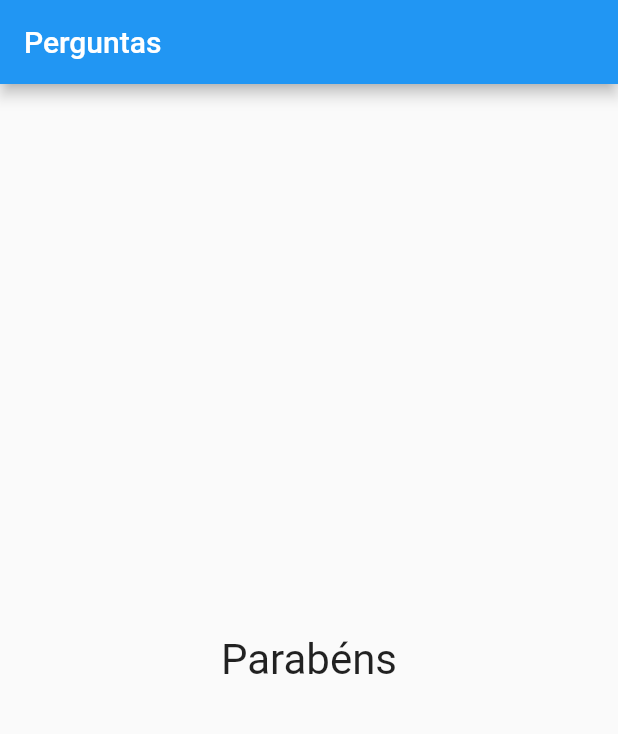
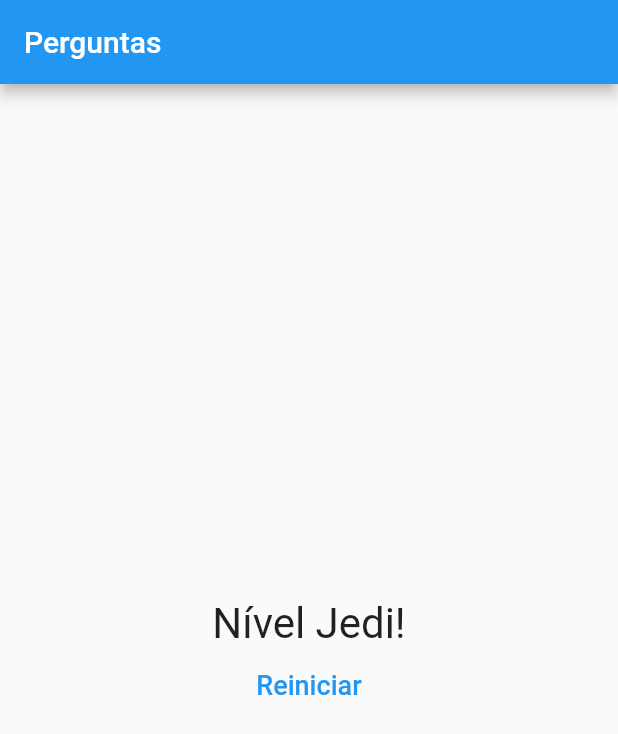
Before and after one commit to KaremSouza12/app_questions, a Flutter app: the screen it shows after launch, after a tap on "Preto", after a tap on "Cobra", after a tap on "Leo", on a phone screen of 412 x 824 dp. Shown: the top 734 px of the screen. Run offline on Flutter 3.47's test engine with Material 2 defaults, Android fonts, the phone set to English and light mode, and no system bars.

Commit message:
clean questionare

```diff
--- a/lib/main.dart
+++ b/lib/main.dart
@@ -46,13 +46,20 @@ class _PerguntasAppState extends State<PerguntasApp> {
     }
   ];
 
-  void responder(int pontuacao) {
+  void _responder(int pontuacao) {
     if (temPerguntaSelecionada) {
       setState(() {
         _perguntaSelecionada++;
-        _pontuacaoTotal += _pontuacaoTotal++;
+        _pontuacaoTotal += pontuacao++;
       });
     }
+  }
+
+  void reiniciarQuestionario() {
+    setState(() {
+      _perguntaSelecionada = 0;
+      _pontuacaoTotal = 0;
+    });
   }
 
   bool get temPerguntaSelecionada {
@@ -76,9 +83,12 @@ class _PerguntasAppState extends State<PerguntasApp> {
             ? Questionario(
                 perguntas: _perguntas,
                 perguntaSelecionada: _perguntaSelecionada,
-                quandoResponder: responder,
+                quandoResponder: _responder,
               )
-            : const Resultado(),
+            : Resultado(
+                pontuacao: _pontuacaoTotal,
+                reiniciarQuestionario: reiniciarQuestionario,
+              ),
       ),
     );
   }
--- a/lib/resultado.dart
+++ b/lib/resultado.dart
@@ -2,16 +2,44 @@ import 'package:flutter/material.dart';
 
 class Resultado extends StatelessWidget {
   const Resultado({
+    required this.pontuacao,
+    required this.reiniciarQuestionario,
     super.key,
   });
 
+  final int pontuacao;
+  final void Function() reiniciarQuestionario;
+
+  String get fraseResultado {
+    if (pontuacao < 8) {
+      return 'Parabéns';
+    } else if (pontuacao < 12) {
+      return 'Você é bom!';
+    } else if (pontuacao < 16) {
+      return 'Impressionante!';
+    } else {
+      return 'Nível Jedi!';
+    }
+  }
+
   @override
   Widget build(BuildContext context) {
-    return const Center(
-      child: Text(
-        'Parabéns',
-        style: TextStyle(fontSize: 28),
-      ),
+    return Column(
+      mainAxisAlignment: MainAxisAlignment.center,
+      children: [
+        Center(
+          child: Text(
+            fraseResultado,
+            style: const TextStyle(fontSize: 28),
+          ),
+        ),
+        TextButton(
+            onPressed: reiniciarQuestionario,
+            child: const Text(
+              'Reiniciar',
+              style: TextStyle(fontSize: 18),
+            ))
+      ],
     );
   }
 }
```
